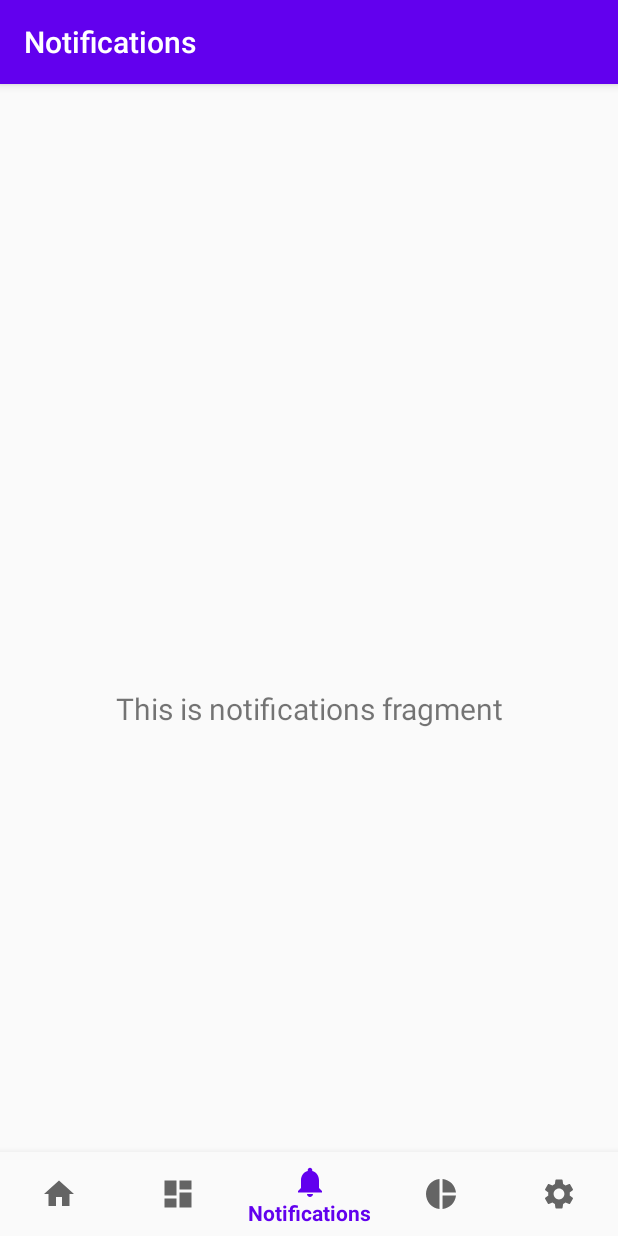
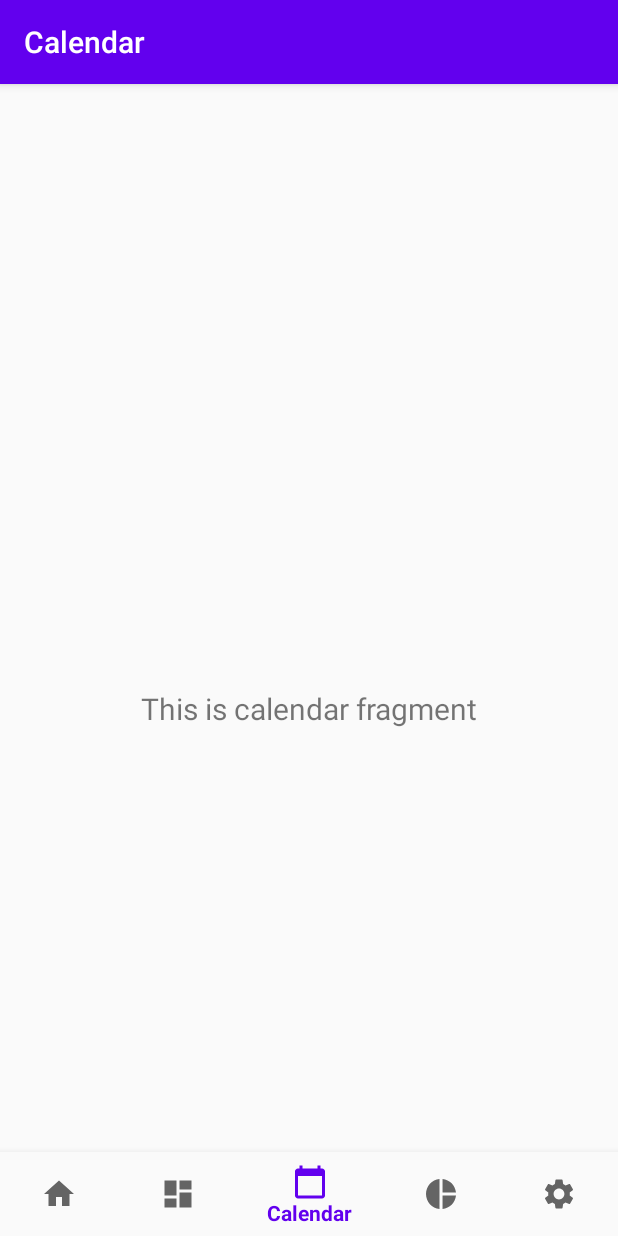
Before and after one commit to sukhbirsekhon/FinanceTracker, an Android app: the CalendarFragment screen opened through its navigation route, on a phone screen of 412 x 824 dp. Run offline under Robolectric (Android 15) with nearby library versions, the phone set to English and light mode, and no system bars; our stand-ins replace navigation-ui.

Commit message:
Added calendar tab in bottom navigation bar

```diff
--- a/app/src/main/java/home/project/group/financetracker/MainActivity.java
+++ b/app/src/main/java/home/project/group/financetracker/MainActivity.java
@@ -20,7 +20,7 @@ public class MainActivity extends AppCompatActivity {
         // Passing each menu ID as a set of Ids because each
         // menu should be considered as top level destinations.
         AppBarConfiguration appBarConfiguration = new AppBarConfiguration.Builder(
-                R.id.navigation_home, R.id.navigation_dashboard, R.id.navigation_notifications)
+                R.id.navigation_home, R.id.navigation_dashboard, R.id.navigation_calendar)
                 .build();
         NavController navController = Navigation.findNavController(this, R.id.nav_host_fragment);
         NavigationUI.setupActionBarWithNavController(this, navController, appBarConfiguration);
--- a/app/src/main/java/home/project/group/financetracker/ui/notifications/NotificationsFragment.java
+++ b/app/src/main/java/home/project/group/financetracker/ui/calendar/CalendarFragment.java
@@ -1,4 +1,4 @@
-package home.project.group.financetracker.ui.notifications;
+package home.project.group.financetracker.ui.calendar;
 
 import android.os.Bundle;
 import android.view.LayoutInflater;
@@ -14,17 +14,17 @@ import androidx.lifecycle.ViewModelProviders;
 
 import home.project.group.financetracker.R;
 
-public class NotificationsFragment extends Fragment {
+public class CalendarFragment extends Fragment {
 
-    private NotificationsViewModel notificationsViewModel;
+    private CalendarViewModel calendarViewModel;
 
     public View onCreateView(@NonNull LayoutInflater inflater,
                              ViewGroup container, Bundle savedInstanceState) {
-        notificationsViewModel =
-                ViewModelProviders.of(this).get(NotificationsViewModel.class);
-        View root = inflater.inflate(R.layout.fragment_notifications, container, false);
-        final TextView textView = root.findViewById(R.id.text_notifications);
-        notificationsViewModel.getText().observe(getViewLifecycleOwner(), new Observer<String>() {
+        calendarViewModel =
+                ViewModelProviders.of(this).get(CalendarViewModel.class);
+        View root = inflater.inflate(R.layout.fragment_calendar, container, false);
+        final TextView textView = root.findViewById(R.id.text_calendar);
+        calendarViewModel.getText().observe(getViewLifecycleOwner(), new Observer<String>() {
             @Override
             public void onChanged(@Nullable String s) {
                 textView.setText(s);
--- a/app/src/main/java/home/project/group/financetracker/ui/notifications/NotificationsViewModel.java
+++ b/app/src/main/java/home/project/group/financetracker/ui/calendar/CalendarViewModel.java
@@ -1,16 +1,16 @@
-package home.project.group.financetracker.ui.notifications;
+package home.project.group.financetracker.ui.calendar;
 
 import androidx.lifecycle.LiveData;
 import androidx.lifecycle.MutableLiveData;
 import androidx.lifecycle.ViewModel;
 
-public class NotificationsViewModel extends ViewModel {
+public class CalendarViewModel extends ViewModel {
 
     private MutableLiveData<String> mText;
 
-    public NotificationsViewModel() {
+    public CalendarViewModel() {
         mText = new MutableLiveData<>();
-        mText.setValue("This is notifications fragment");
+        mText.setValue("This is calendar fragment");
     }
 
     public LiveData<String> getText() {
--- /dev/null
+++ b/app/src/main/res/drawable/ic_baseline_calendar_24.xml
@@ -0,0 +1,10 @@
+<vector xmlns:android="http://schemas.android.com/apk/res/android"
+    android:width="24dp"
+    android:height="24dp"
+    android:viewportWidth="24"
+    android:viewportHeight="24"
+    android:tint="?attr/colorControlNormal">
+    <path
+        android:fillColor="@android:color/white"
+        android:pathData="M20,3h-1L19,1h-2v2L7,3L7,1L5,1v2L4,3c-1.1,0 -2,0.9 -2,2v16c0,1.1 0.9,2 2,2h16c1.1,0 2,-0.9 2,-2L22,5c0,-1.1 -0.9,-2 -2,-2zM20,21L4,21L4,8h16v13z" />
+</vector>
--- a/app/src/main/res/drawable/ic_notifications_black_24dp.xml
+++ /dev/null
@@ -1,9 +0,0 @@
-<vector xmlns:android="http://schemas.android.com/apk/res/android"
-    android:width="24dp"
-    android:height="24dp"
-    android:viewportWidth="24.0"
-    android:viewportHeight="24.0">
-    <path
-        android:fillColor="#FF000000"
-        android:pathData="M12,22c1.1,0 2,-0.9 2,-2h-4c0,1.1 0.89,2 2,2zM18,16v-5c0,-3.07 -1.64,-5.64 -4.5,-6.32L13.5,4c0,-0.83 -0.67,-1.5 -1.5,-1.5s-1.5,0.67 -1.5,1.5v0.68C7.63,5.36 6,7.92 6,11v5l-2,2v1h16v-1l-2,-2z" />
-</vector>
--- a/app/src/main/res/layout/fragment_notifications.xml
+++ b/app/src/main/res/layout/fragment_calendar.xml
@@ -4,10 +4,10 @@
     xmlns:tools="http://schemas.android.com/tools"
     android:layout_width="match_parent"
     android:layout_height="match_parent"
-    tools:context=".ui.notifications.NotificationsFragment">
+    tools:context=".ui.calendar.CalendarFragment">
 
     <TextView
-        android:id="@+id/text_notifications"
+        android:id="@+id/text_calendar"
         android:layout_width="match_parent"
         android:layout_height="wrap_content"
         android:layout_marginStart="8dp"
--- a/app/src/main/res/menu/bottom_nav_menu.xml
+++ b/app/src/main/res/menu/bottom_nav_menu.xml
@@ -12,9 +12,9 @@
         android:title="@string/title_dashboard" />
 
     <item
-        android:id="@+id/navigation_notifications"
-        android:icon="@drawable/ic_notifications_black_24dp"
-        android:title="@string/title_notifications" />
+        android:id="@+id/navigation_calendar"
+        android:icon="@drawable/ic_baseline_calendar_24"
+        android:title="@string/title_calendar" />
 
     <item
         android:id="@+id/navigation_statistics"
--- a/app/src/main/res/navigation/mobile_navigation.xml
+++ b/app/src/main/res/navigation/mobile_navigation.xml
@@ -18,10 +18,10 @@
         tools:layout="@layout/fragment_dashboard" />
 
     <fragment
-        android:id="@+id/navigation_notifications"
-        android:name="home.project.group.financetracker.ui.notifications.NotificationsFragment"
-        android:label="@string/title_notifications"
-        tools:layout="@layout/fragment_notifications" />
+        android:id="@+id/navigation_calendar"
+        android:name="home.project.group.financetracker.ui.calendar.CalendarFragment"
+        android:label="@string/title_calendar"
+        tools:layout="@layout/fragment_calendar" />
 
     <fragment
         android:id="@+id/navigation_statistics"
--- a/app/src/main/res/values/strings.xml
+++ b/app/src/main/res/values/strings.xml
@@ -2,7 +2,7 @@
     <string name="app_name">FinanceTracker</string>
     <string name="title_home">Home</string>
     <string name="title_dashboard">Dashboard</string>
-    <string name="title_notifications">Notifications</string>
+    <string name="title_calendar">Calendar</string>
     <string name="title_statistics">Statistics</string>
     <string name="title_settings">Settings</string>
 </resources>
```
